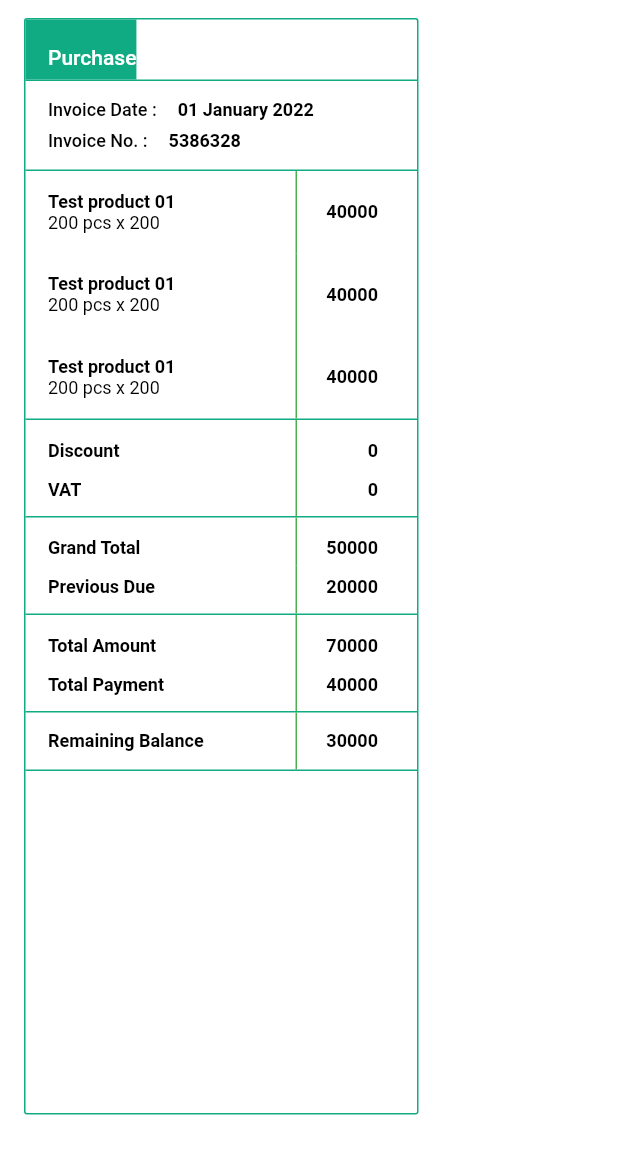
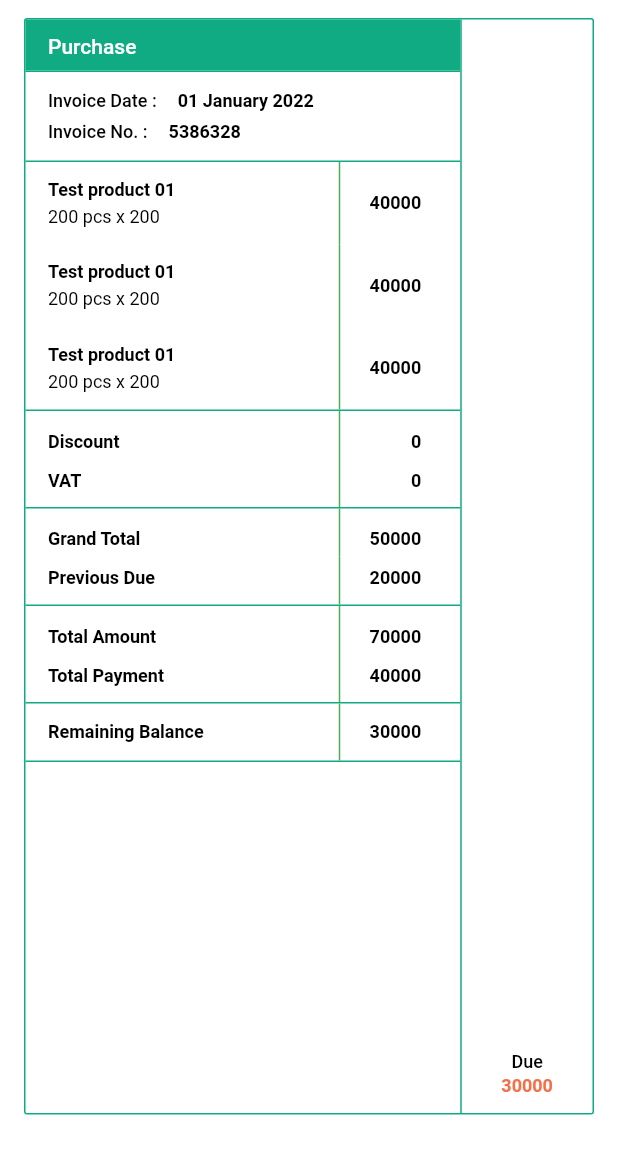
Before and after one commit to OmarFaruk-BD/company_app_design, a Flutter app: the screen it shows after launch, on a phone screen of 412 x 824 dp, the part 84-1236 px from its top. Run offline on Flutter 3.47's test engine with Material 2 defaults, Android fonts, the phone set to English and light mode, and no system bars.

Commit message:
Reposition tranction header name

```diff
--- a/lib/table_data/screens/table_data_page.dart
+++ b/lib/table_data/screens/table_data_page.dart
@@ -55,7 +55,6 @@ class TableDataPage extends StatelessWidget {
     return Padding(
       padding: const EdgeInsets.only(top: 12, left: 16, right: 16, bottom: 25),
       child: Container(
-        width: 263,
         decoration: BoxDecoration(
           border: Border.all(color: const Color(0xFF10AB83)),
           borderRadius: const BorderRadius.all(Radius.circular(2)),
@@ -63,6 +62,7 @@ class TableDataPage extends StatelessWidget {
         child: Row(
           children: [
             Expanded(
+              flex: 263,
               child: Column(
                 crossAxisAlignment: CrossAxisAlignment.start,
                 children: [
@@ -105,7 +105,46 @@ class TableDataPage extends StatelessWidget {
                   RemainingBalanceBox(),
                 ],
               ),
-            )
+            ),
+            Expanded(
+              flex: 80,
+              child: Container(
+                // height: double.maxFinite,
+                width: double.maxFinite,
+                padding: const EdgeInsets.only(bottom: 10),
+                decoration: const BoxDecoration(
+                  border: Border(
+                    left: BorderSide(color: Color(0xFF10AB83)),
+                  ),
+                ),
+                child: Align(
+                  alignment: Alignment.bottomCenter,
+                  child: RichText(
+                    textAlign: TextAlign.center,
+                    text: const TextSpan(
+                      text: 'Due\n',
+                      style: TextStyle(
+                        fontSize: 12,
+                        color: Colors.black,
+                        fontWeight: FontWeight.w500,
+                        height: 1.3,
+                      ),
+                      children: [
+                        TextSpan(
+                          text: '30000',
+                          style: TextStyle(
+                            fontSize: 12,
+                            color: Color(0xFFF37048),
+                            fontWeight: FontWeight.w600,
+                            height: 1.3,
+                          ),
+                        ),
+                      ],
+                    ),
+                  ),
+                ),
+              ),
+            ),
           ],
         ),
       ),
--- a/lib/table_data/widgets/product_details.dart
+++ b/lib/table_data/widgets/product_details.dart
@@ -30,7 +30,7 @@ class ProductDetails extends StatelessWidget {
                 fontWeight: FontWeight.w600,
               ),
             ),
-            const SizedBox(width: 4),
+            const SizedBox(height: 4),
             Text(
               '$pcsCount pcs x $countNumber',
               style: const TextStyle(
@@ -58,7 +58,7 @@ class ProductDetails extends StatelessWidget {
                   fontSize: 12,
                   color: Colors.black,
                   fontWeight: FontWeight.w600,
-                  ),
+                ),
               ),
               const SizedBox(width: 26),
             ],
--- a/lib/table_data/widgets/transaction_header.dart
+++ b/lib/table_data/widgets/transaction_header.dart
@@ -12,14 +12,18 @@ class TransactionHeader extends StatelessWidget {
   Widget build(BuildContext context) {
     return Container(
       color: const Color(0xFF10AB83),
-      padding: const EdgeInsets.only(top: 7, bottom: 4, left: 15),
+      padding: const EdgeInsets.only(top: 10, bottom: 8, left: 15),
+      child: Center(
+        child: Align(
+          alignment: Alignment.centerLeft,
           child: Text(
             transactionHeaderName,
             style: const TextStyle(
               fontSize: 14,
               color: Color(0xFFFFFFFF),
               fontWeight: FontWeight.w500,
-          height: 2.1,
+            ),
+          ),
         ),
       ),
     );
```
Lines whose indentation alone changed are shown as unchanged.
